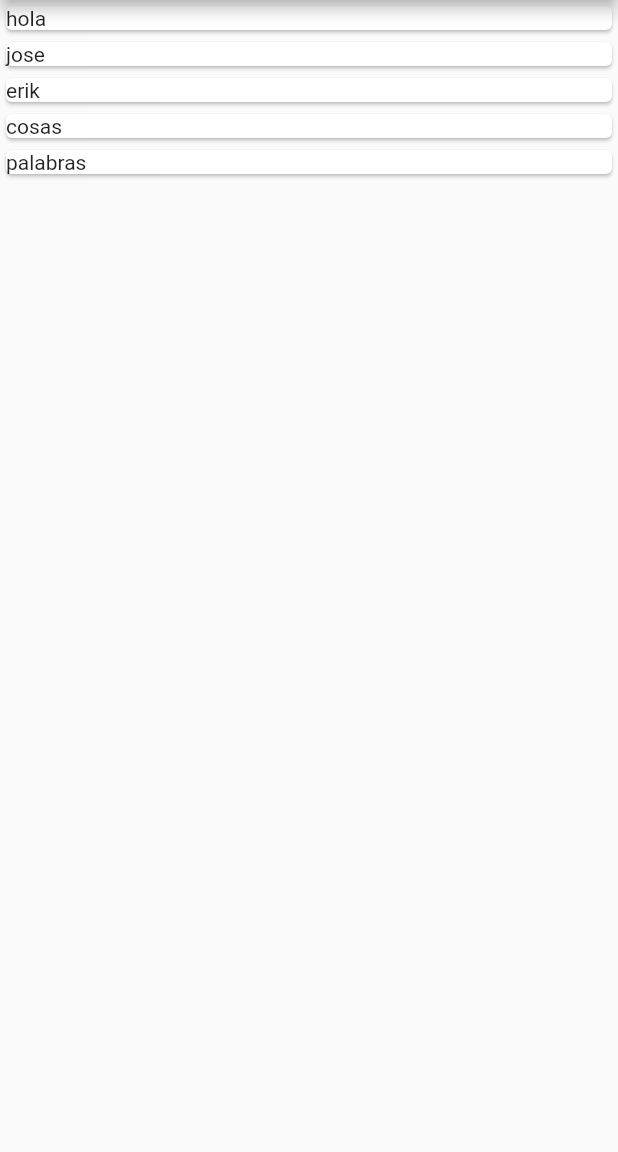
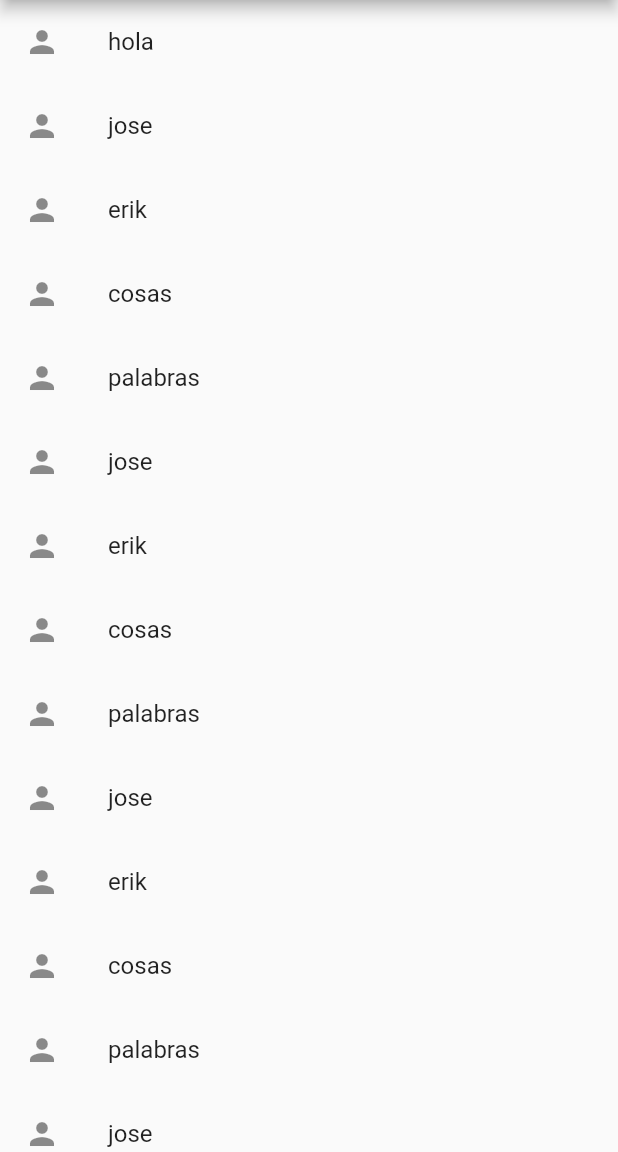
Before and after one commit to xErik444x/flutterProyects, a Flutter app: the screen it shows after launch, on a phone screen of 412 x 824 dp, the part 84-1236 px from its top. Run offline on Flutter 3.47's test engine with Material 2 defaults, Android fonts, the phone set to English and light mode, and no system bars.

Commit message:
listview con ListTile (tipo contactos)

```diff
--- a/myapp/lib/main.dart
+++ b/myapp/lib/main.dart
@@ -15,7 +15,7 @@ class MyApp extends StatelessWidget {
 
 class MyHomePage extends StatelessWidget {
   MyHomePage({Key key}) : super(key: key);
-List<String> names = ["hola","jose","erik","cosas","palabras"];
+List<String> names = ["hola","jose","erik","cosas","palabras","jose","erik","cosas","palabras","jose","erik","cosas","palabras","jose","erik","cosas","palabras","jose","erik","cosas","palabras"];
 
   @override
   Widget build(BuildContext context) {
@@ -26,9 +26,9 @@ List<String> names = ["hola","jose","erik","cosas","palabras"];
         body:  ListView.builder( //apunta a una lista
           itemCount: names.length,
           itemBuilder: (BuildContext context, int index){
-            return Card(
-              child: Text(names[index]),
-            );
+            return ListTile(title: Text(names[index]),
+            leading: Icon(Icons.person),
+            onTap: ()=>{print(names[index])},);
           }
           )
       );
```
